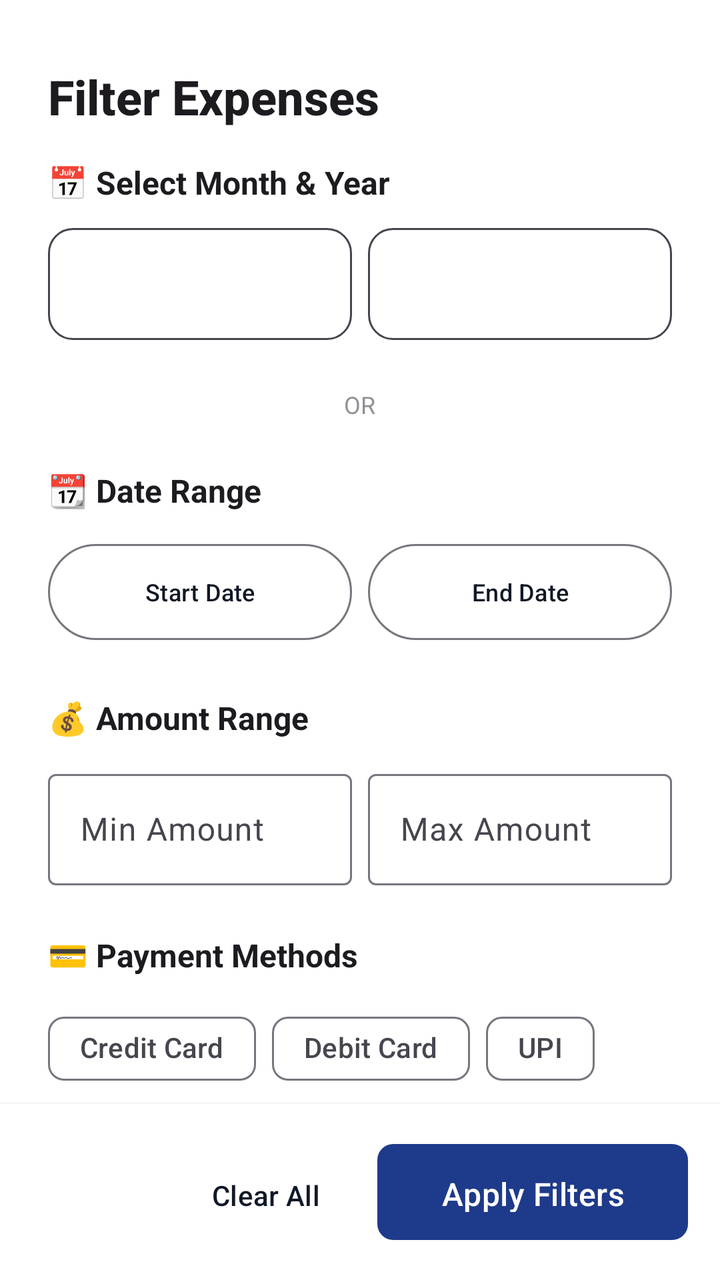
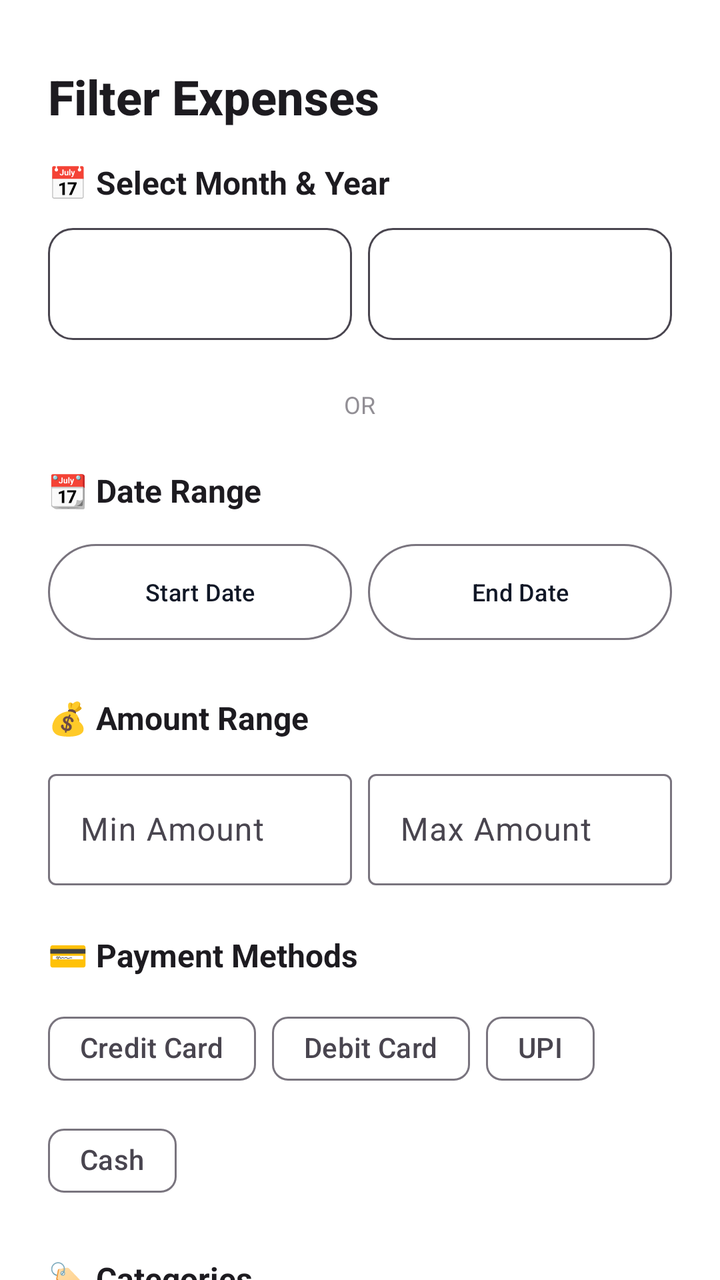

An Android layout rendered at two revisions. The XML below is the earlier revision; the diff shows what the commit changed to produce the second picture.
<!-- AndroidManifest.xml: application theme Theme.ExpenseTracker.Timeless -->
<!-- res/layout/bottom_sheet_filter.xml -->
<?xml version="1.0" encoding="utf-8"?>
<LinearLayout xmlns:android="http://schemas.android.com/apk/res/android"
    xmlns:app="http://schemas.android.com/apk/res-auto"
    android:layout_width="match_parent"
    android:layout_height="wrap_content"
    android:orientation="vertical"
    android:background="?attr/colorSurface">

    
    <View
        android:layout_width="48dp"
        android:layout_height="4dp"
        android:background="?android:textColorSecondary"
        android:alpha="0.3"
        android:layout_gravity="center_horizontal"
        android:layout_marginTop="12dp"
        android:layout_marginBottom="16dp" />

    
    <TextView
        android:layout_width="wrap_content"
        android:layout_height="wrap_content"
        android:text="Filter Expenses"
        android:textSize="24sp"
        android:textStyle="bold"
        android:textColor="?android:textColorPrimary"
        android:fontFamily="sans-serif-medium"
        android:layout_marginStart="24dp"
        android:layout_marginEnd="24dp"
        android:layout_marginBottom="16dp" />

    
    <androidx.core.widget.NestedScrollView
        android:layout_width="match_parent"
        android:layout_height="0dp"
        android:layout_weight="1"
        android:maxHeight="450dp"
        android:clipToPadding="false"
        android:fillViewport="false">

        <LinearLayout
            android:layout_width="match_parent"
            android:layout_height="wrap_content"
            android:orientation="vertical"
            android:paddingStart="24dp"
            android:paddingEnd="24dp"
            android:paddingBottom="16dp">

            
            <TextView
                android:layout_width="wrap_content"
                android:layout_height="wrap_content"
                android:text="📅 Select Month &amp; Year"
                android:textSize="16sp"
                android:textStyle="bold"
                android:textColor="?android:textColorPrimary"
                android:layout_marginBottom="12dp" />

            <LinearLayout
                android:layout_width="match_parent"
                android:layout_height="wrap_content"
                android:orientation="horizontal"
                android:layout_marginBottom="24dp">

                <Spinner
                    android:id="@+id/spinnerMonth"
                    android:layout_width="0dp"
                    android:layout_height="56dp"
                    android:layout_weight="1"
                    android:background="@drawable/bg_spinner_outline"
                    android:padding="12dp"
                    android:layout_marginEnd="8dp" />

                <Spinner
                    android:id="@+id/spinnerYear"
                    android:layout_width="0dp"
                    android:layout_height="56dp"
                    android:layout_weight="1"
                    android:background="@drawable/bg_spinner_outline"
                    android:padding="12dp" />

            </LinearLayout>

            
            <LinearLayout
                android:layout_width="match_parent"
                android:layout_height="wrap_content"
                android:orientation="horizontal"
                android:gravity="center_vertical"
                android:layout_marginBottom="24dp">

                <View
                    android:layout_width="0dp"
                    android:layout_height="1dp"
                    android:layout_weight="1"
                    android:background="?android:textColorSecondary"
                    android:alpha="0.2" />

                <TextView
                    android:layout_width="wrap_content"
                    android:layout_height="wrap_content"
                    android:text="  OR  "
                    android:textSize="12sp"
                    android:textColor="?android:textColorSecondary"
                    android:alpha="0.6" />

                <View
                    android:layout_width="0dp"
                    android:layout_height="1dp"
                    android:layout_weight="1"
                    android:background="?android:textColorSecondary"
                    android:alpha="0.2" />

            </LinearLayout>

            
            <TextView
                android:layout_width="wrap_content"
                android:layout_height="wrap_content"
                android:text="📆 Date Range"
                android:textSize="16sp"
                android:textStyle="bold"
                android:textColor="?android:textColorPrimary"
                android:layout_marginBottom="12dp" />

            <LinearLayout
                android:layout_width="match_parent"
                android:layout_height="wrap_content"
                android:orientation="horizontal"
                android:layout_marginBottom="24dp">

                <com.google.android.material.button.MaterialButton
                    android:id="@+id/btnSelectStartDate"
                    android:layout_width="0dp"
                    android:layout_height="56dp"
                    android:layout_weight="1"
                    android:text="Start Date"
                    android:textSize="12sp"
                    android:maxLines="1"
                    style="@style/Widget.Material3.Button.OutlinedButton"
                    android:layout_marginEnd="8dp" />

                <com.google.android.material.button.MaterialButton
                    android:id="@+id/btnSelectEndDate"
                    android:layout_width="0dp"
                    android:layout_height="56dp"
                    android:layout_weight="1"
                    android:text="End Date"
                    android:textSize="12sp"
                    android:maxLines="1"
                    style="@style/Widget.Material3.Button.OutlinedButton" />

            </LinearLayout>

            
            <TextView
                android:layout_width="wrap_content"
                android:layout_height="wrap_content"
                android:text="💰 Amount Range"
                android:textSize="16sp"
                android:textStyle="bold"
                android:textColor="?android:textColorPrimary"
                android:layout_marginBottom="12dp" />

            <LinearLayout
                android:layout_width="match_parent"
                android:layout_height="wrap_content"
                android:orientation="horizontal"
                android:layout_marginBottom="24dp">

                <com.google.android.material.textfield.TextInputLayout
                    android:layout_width="0dp"
                    android:layout_height="wrap_content"
                    android:layout_weight="1"
                    android:hint="Min Amount"
                    style="@style/Widget.Material3.TextInputLayout.OutlinedBox"
                    android:layout_marginEnd="8dp">

                    <com.google.android.material.textfield.TextInputEditText
                        android:id="@+id/etMinAmount"
                        android:layout_width="match_parent"
                        android:layout_height="wrap_content"
                        android:inputType="numberDecimal" />

                </com.google.android.material.textfield.TextInputLayout>

                <com.google.android.material.textfield.TextInputLayout
                    android:layout_width="0dp"
                    android:layout_height="wrap_content"
                    android:layout_weight="1"
                    android:hint="Max Amount"
                    style="@style/Widget.Material3.TextInputLayout.OutlinedBox">

                    <com.google.android.material.textfield.TextInputEditText
                        android:id="@+id/etMaxAmount"
                        android:layout_width="match_parent"
                        android:layout_height="wrap_content"
                        android:inputType="numberDecimal" />

                </com.google.android.material.textfield.TextInputLayout>

            </LinearLayout>

            
            <TextView
                android:layout_width="wrap_content"
                android:layout_height="wrap_content"
                android:text="💳 Payment Methods"
                android:textSize="16sp"
                android:textStyle="bold"
                android:textColor="?android:textColorPrimary"
                android:layout_marginBottom="12dp" />

            <com.google.android.material.chip.ChipGroup
                android:layout_width="match_parent"
                android:layout_height="wrap_content"
                android:layout_marginBottom="24dp">

                <com.google.android.material.chip.Chip
                    android:id="@+id/cbCreditCard"
                    android:layout_width="wrap_content"
                    android:layout_height="wrap_content"
                    android:text="Credit Card"
                    style="@style/Widget.Material3.Chip.Filter" />

                <com.google.android.material.chip.Chip
                    android:id="@+id/cbDebitCard"
                    android:layout_width="wrap_content"
                    android:layout_height="wrap_content"
                    android:text="Debit Card"
                    style="@style/Widget.Material3.Chip.Filter" />

                <com.google.android.material.chip.Chip
                    android:id="@+id/cbUpi"
                    android:layout_width="wrap_content"
                    android:layout_height="wrap_content"
                    android:text="UPI"
                    style="@style/Widget.Material3.Chip.Filter" />

                <com.google.android.material.chip.Chip
                    android:id="@+id/cbCash"
                    android:layout_width="wrap_content"
                    android:layout_height="wrap_content"
                    android:text="Cash"
                    style="@style/Widget.Material3.Chip.Filter" />

            </com.google.android.material.chip.ChipGroup>

            
            <TextView
                android:layout_width="wrap_content"
                android:layout_height="wrap_content"
                android:text="🏷️ Categories"
                android:textSize="16sp"
                android:textStyle="bold"
                android:textColor="?android:textColorPrimary"
                android:layout_marginBottom="12dp" />

            <LinearLayout
                android:id="@+id/layoutCategories"
                android:layout_width="match_parent"
                android:layout_height="wrap_content"
                android:orientation="vertical"
                android:layout_marginBottom="8dp" />

        </LinearLayout>

    </androidx.core.widget.NestedScrollView>

    
    <View
        android:layout_width="match_parent"
        android:layout_height="1dp"
        android:background="?android:textColorSecondary"
        android:alpha="0.1" />

    <LinearLayout
        android:layout_width="match_parent"
        android:layout_height="wrap_content"
        android:orientation="horizontal"
        android:gravity="end"
        android:padding="16dp"
        android:background="?attr/colorSurface"
        android:elevation="4dp">

        <com.google.android.material.button.MaterialButton
            android:id="@+id/btnClearFilters"
            android:layout_width="wrap_content"
            android:layout_height="56dp"
            android:text="Clear All"
            style="@style/Widget.Material3.Button.TextButton"
            android:layout_marginEnd="12dp" />

        <com.google.android.material.button.MaterialButton
            android:id="@+id/btnApplyFilter"
            android:layout_width="wrap_content"
            android:layout_height="56dp"
            android:text="Apply Filters"
            android:paddingStart="32dp"
            android:paddingEnd="32dp"
            style="@style/PremiumButton" />

    </LinearLayout>

</LinearLayout>
<!-- resources referenced by this layout -->
<resources>
  <!-- drawable bg_spinner_outline (drawable) -->
  <?xml version="1.0" encoding="utf-8"?>
  <shape xmlns:android="http://schemas.android.com/apk/res/android">
      <solid android:color="@android:color/transparent" />
      <corners android:radius="12dp" />
      <stroke android:width="1dp" android:color="?android:attr/textColorSecondary" />
  </shape>
  <style name="PremiumButton" parent="Widget.Material3.Button">
          <item name="cornerRadius">8dp</item>
          <item name="android:textSize">16sp</item>
          <item name="android:fontFamily">sans-serif-medium</item>
          <item name="android:letterSpacing">0.01</item>
          <item name="android:paddingTop">14dp</item>
          <item name="android:paddingBottom">14dp</item>
          <item name="backgroundTint">@color/navy_primary</item>
      </style>
  <style name="Theme.ExpenseTracker.Timeless" parent="Theme.Material3.Light.NoActionBar">
          <item name="colorPrimary">@color/timeless_charcoal</item>
          <item name="colorOnPrimary">@color/timeless_white</item>
          <item name="colorSecondary">@color/timeless_gold</item>
          <item name="colorOnSecondary">@color/timeless_white</item>
          <item name="android:colorBackground">@color/timeless_white</item>
          <item name="colorSurface">@color/timeless_white</item>
          <item name="colorOnSurface">@color/timeless_text_primary</item>
          
          
          <item name="android:statusBarColor">@color/timeless_white</item>
          <item name="android:windowLightStatusBar">true</item>
          
          
          <item name="android:navigationBarColor">@color/timeless_white</item>
          <item name="android:windowLightNavigationBar">true</item>
      </style>
  <color name="navy_primary">#1E3A8A</color>
  <color name="timeless_charcoal">#111827</color>
  <color name="timeless_white">#FFFFFF</color>
  <color name="timeless_gold">#14B8A6</color>
  <color name="timeless_text_primary">#111827</color>
</resources>

<!-- the commit's change to res/layout/bottom_sheet_filter.xml (unified diff, before → after) -->
@@ -32,9 +32,8 @@
     
     <androidx.core.widget.NestedScrollView
         android:layout_width="match_parent"
-        android:layout_height="0dp"
-        android:layout_weight="1"
-        android:maxHeight="450dp"
+        android:layout_height="wrap_content"
+        android:maxHeight="400dp"
         android:clipToPadding="false"
         android:fillViewport="false">
 
@@ -279,7 +278,10 @@
         android:layout_height="wrap_content"
         android:orientation="horizontal"
         android:gravity="end"
-        android:padding="16dp"
+        android:paddingStart="16dp"
+        android:paddingEnd="16dp"
+        android:paddingTop="16dp"
+        android:paddingBottom="24dp"
         android:background="?attr/colorSurface"
         android:elevation="4dp">
 
